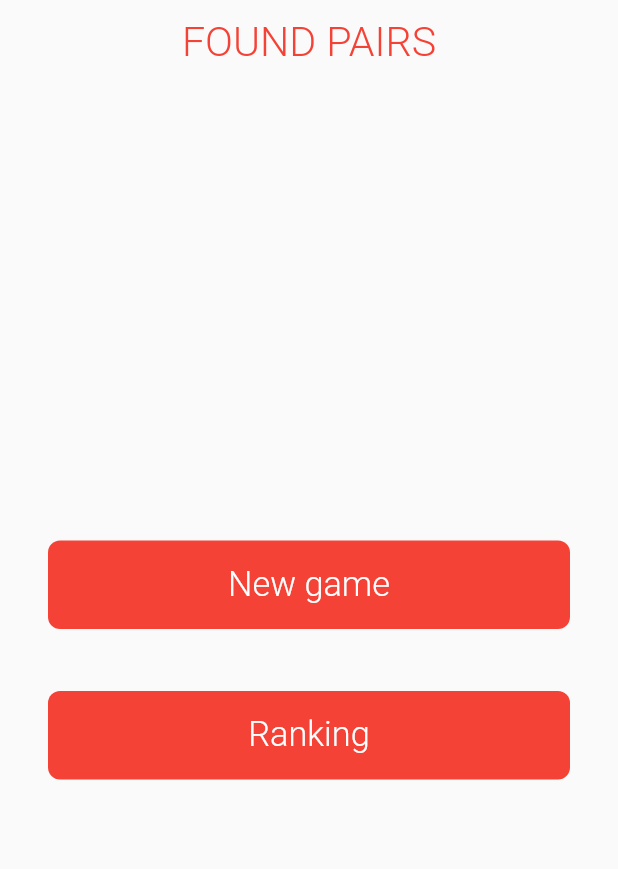
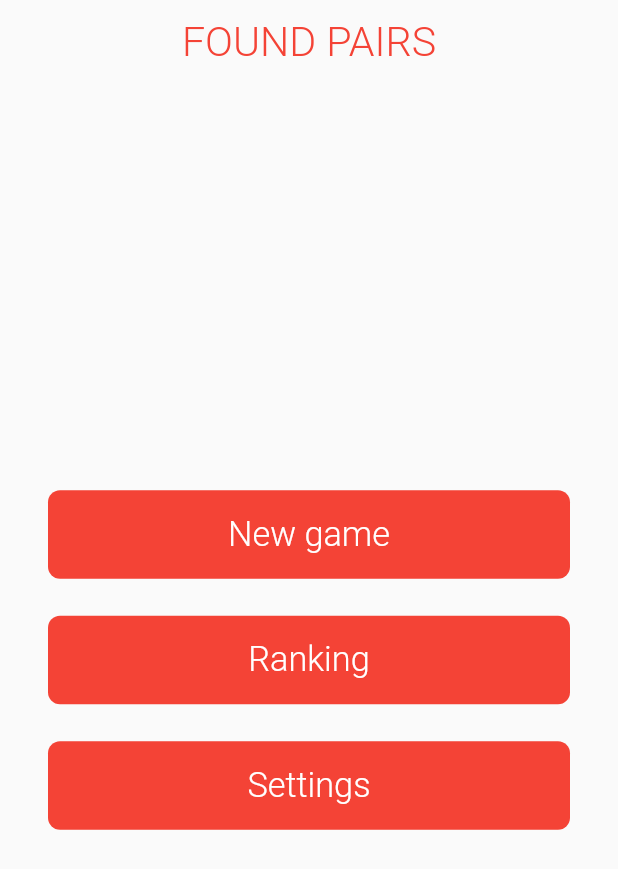
Before and after one commit to AntonioJoaquin/flutter_found_pairs, a Flutter app: the screen it shows after launch, on a phone screen of 412 x 824 dp. Shown: the top 869 px of the screen. Run offline on Flutter 3.47's test engine with Material 2 defaults, Android fonts, the phone set to English and light mode, and no system bars; our stand-ins replace assets_audio_player, flutter_screenutil, get_it, injectable, objectbox; generated files the repository leaves out were written again.

Commit message:
#11- Create settings page

```diff
--- a/lib/view/pages/board/board_manager.dart
+++ b/lib/view/pages/board/board_manager.dart
@@ -165,6 +165,7 @@ class BoardManager extends ViewManager {
 
     dialogService.showPlayDialog(PlayDialogType.pause, [
       _resume,
+      _navigateToSettings,
       navigateToHome,
     ]);
 
@@ -178,6 +179,9 @@ class BoardManager extends ViewManager {
 
     super.navigateToHome();
   }
+
+  void _navigateToSettings() =>
+      navigationService.pushNamed(AppRouter.settingsRoute);
 
   void _navigateToScore() => navigationService.pushNamedWithArguments(
         AppRouter.scoreRoute,
--- a/lib/view/pages/home/home_manager.dart
+++ b/lib/view/pages/home/home_manager.dart
@@ -11,4 +11,7 @@ class HomeManager extends ViewManager {
 
   void navigateToRanking() =>
       navigationService.pushNamed(AppRouter.rankingRoute);
+
+  void navigateToSettings() =>
+      navigationService.pushNamed(AppRouter.settingsRoute);
 }
--- a/lib/view/pages/home/home_page.dart
+++ b/lib/view/pages/home/home_page.dart
@@ -23,7 +23,7 @@ class _HomePageState extends State<HomePage> {
 
   @override
   Widget build(BuildContext context) {
-    final spacer = SizedBox(height: MediaQuery.of(context).size.height * .05);
+    final spacer = SizedBox(height: MediaQuery.of(context).size.height * .03);
 
     return Scaffold(
       appBar: AppBar(
@@ -43,6 +43,11 @@ class _HomePageState extends State<HomePage> {
               'Ranking',
               _manager.navigateToRanking,
             ),
+            spacer,
+            CustomButton(
+              'Settings',
+              _manager.navigateToSettings,
+            ),
           ],
         ),
       ),
--- /dev/null
+++ b/lib/view/pages/settings/settings_manager.dart
@@ -0,0 +1,5 @@
+import 'package:found_pairs/view/view_manager.dart';
+import 'package:injectable/injectable.dart';
+
+@injectable
+class SettingsManager extends ViewManager {}
--- a/lib/view/utils/router.dart
+++ b/lib/view/utils/router.dart
@@ -9,10 +9,12 @@ import '../pages/home/home_page.dart';
 import '../pages/ranking/ranking_page.dart';
 import '../pages/score/score_arguments.dart';
 import '../pages/score/score_page.dart';
+import '../pages/settings/settings_page.dart';
 
 abstract class AppRouter {
   static const String homeRoute = '/';
   static const String rankingRoute = '/ranking';
+  static const String settingsRoute = '/settings';
   static const String difficultyModeRoute = '/difficulty_mode';
   static const String boardRoute = '/board';
   static const String scoreRoute = '/score';
@@ -24,6 +26,9 @@ abstract class AppRouter {
 
       case rankingRoute:
         return _fadeRoute(const RankingPage(), rankingRoute);
+
+      case settingsRoute:
+        return _fadeRoute(const SettingsPage(), settingsRoute);
 
       case difficultyModeRoute:
         return _fadeRoute(const DifficultyModePage(), difficultyModeRoute);
```
Also changed, not shown: lib/core/services/dialog_service.dart (+8 -1 lines), lib/view/pages/settings/settings_page.dart (added, +35 -0 lines), lib/di/locator.config.dart.
